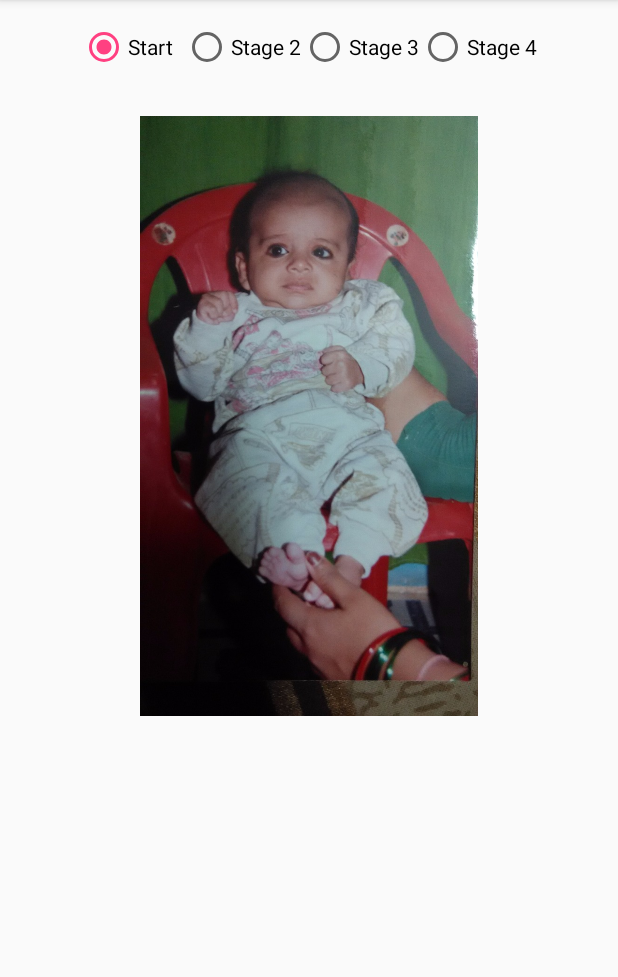
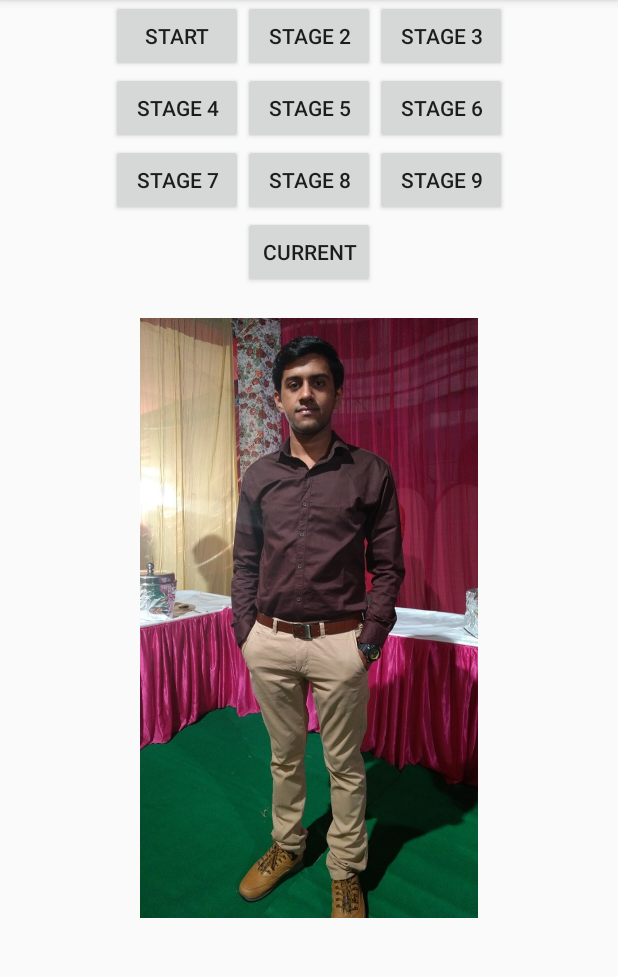
Before and after one commit to chauhankartik1708/Andriod-Development, an Android app: the screen it shows after launch (MainActivity), on a phone screen of 412 x 824 dp, the part 84-1061 px from its top. Run offline under Robolectric (Android 15) with nearby library versions, the phone set to English and light mode, and no system bars.

Commit message:
added new stages

```diff
--- a/Stanford/Transformation/app/src/main/java/com/example/kartiksinghchauhan/transformation/MainActivity.java
+++ b/Stanford/Transformation/app/src/main/java/com/example/kartiksinghchauhan/transformation/MainActivity.java
@@ -4,6 +4,7 @@ import android.support.v7.app.AppCompatActivity;
 import android.os.Bundle;
 import android.view.View;
 import android.widget.ImageView;
+import android.widget.Toast;
 
 public class MainActivity extends AppCompatActivity {
 
@@ -13,20 +14,50 @@ public class MainActivity extends AppCompatActivity {
         setContentView(R.layout.activity_main);
     }
 
-    public void radioClick(View view) {
+    public void Click(View view) {
         ImageView img = (ImageView)findViewById(R.id.picture);
 
         int id = view.getId();
         if(id == R.id.start_button){
             img.setImageResource(R.drawable.start);
+            Toast.makeText(this,"Few Months",Toast.LENGTH_SHORT).show();
         }else if(id == R.id.stage2_button){
             img.setImageResource(R.drawable.stage2);
+            Toast.makeText(this,"1-2yrs",Toast.LENGTH_SHORT).show();
         }
         else if(id == R.id.stage3_button){
             img.setImageResource(R.drawable.stage3);
+            Toast.makeText(this,"11yrs",Toast.LENGTH_SHORT).show();
         }
         else if(id == R.id.stage4_button){
             img.setImageResource(R.drawable.stage4);
+            Toast.makeText(this,"12yrs",Toast.LENGTH_SHORT).show();
         }
+        else if(id == R.id.stage5_button){
+            img.setImageResource(R.drawable.stage5);
+            Toast.makeText(this,"13yrs",Toast.LENGTH_SHORT).show();
+        }
+        else if(id == R.id.stage6_button){
+            img.setImageResource(R.drawable.stage6);
+            Toast.makeText(this,"14yrs",Toast.LENGTH_SHORT).show();
+        }
+        else if(id == R.id.stage7_button){
+            img.setImageResource(R.drawable.class9);
+            Toast.makeText(this,"16yrs",Toast.LENGTH_SHORT).show();
+        }
+        else if(id == R.id.stage8_button){
+            img.setImageResource(R.drawable.stage8);
+            Toast.makeText(this,"18yrs",Toast.LENGTH_SHORT).show();
+        }
+        else if(id == R.id.stage9_button){
+            img.setImageResource(R.drawable.stage9);
+            Toast.makeText(this,"18yrs",Toast.LENGTH_SHORT).show();
+        }
+        else if(id == R.id.current_button){
+            img.setImageResource(R.drawable.current);
+            Toast.makeText(this,"20yrs",Toast.LENGTH_SHORT).show();
+        }
+
+
     }
 }
--- a/Stanford/Transformation/app/src/main/res/layout/activity_main.xml
+++ b/Stanford/Transformation/app/src/main/res/layout/activity_main.xml
@@ -6,50 +6,87 @@
     android:layout_width="match_parent"
     android:layout_height="match_parent"
     tools:context="com.example.kartiksinghchauhan.transformation.MainActivity">
-
-    <RadioGroup
-        android:layout_marginTop="15sp"
+        <GridLayout
+            android:layout_width="wrap_content"
+            android:layout_height="wrap_content"
             android:layout_gravity="center"
-        android:orientation="horizontal"
-        android:layout_width="wrap_content"
-        android:layout_height="wrap_content">
-
-        <RadioButton
+            android:rowCount="3"
+            android:columnCount="3"
+            >
+                <Button
                     android:text="Start"
-            android:checked="true"
                     android:id="@+id/start_button"
-            android:onClick="radioClick"
-            android:layout_marginRight="10px"
+                    android:onClick="Click"
                     android:layout_width="wrap_content"
                     android:layout_height="wrap_content" />
-        <RadioButton
+                <Button
                     android:text="Stage 2"
-            android:checked="false"
                     android:id="@+id/stage2_button"
-            android:onClick="radioClick"
+                    android:onClick="Click"
                     android:layout_width="wrap_content"
                     android:layout_height="wrap_content" />
-        <RadioButton
+                <Button
                     android:text="Stage 3"
-            android:checked="false"
                     android:id="@+id/stage3_button"
-            android:onClick="radioClick"
+                    android:onClick="Click"
                     android:layout_width="wrap_content"
                     android:layout_height="wrap_content" />
-        <RadioButton
+                <Button
                     android:text="Stage 4"
-            android:checked="false"
-            android:onClick="radioClick"
+                    android:onClick="Click"
                     android:id="@+id/stage4_button"
                     android:layout_width="wrap_content"
                     android:layout_height="wrap_content" />
-    </RadioGroup>
+                <Button
+                    android:text="Stage 5"
+                    android:onClick="Click"
+                    android:id="@+id/stage5_button"
+                    android:layout_width="wrap_content"
+                    android:layout_height="wrap_content" />
+                <Button
+                    android:text="Stage 6"
+                    android:onClick="Click"
+                    android:id="@+id/stage6_button"
+                    android:layout_width="wrap_content"
+                    android:layout_height="wrap_content" />
+
+                <Button
+                    android:text="Stage 7"
+                    android:onClick="Click"
+                    android:id="@+id/stage7_button"
+                    android:layout_width="wrap_content"
+                    android:layout_height="wrap_content" />
+                <Button
+                    android:text="Stage 8"
+                    android:onClick="Click"
+                    android:id="@+id/stage8_button"
+                    android:layout_width="wrap_content"
+                    android:layout_height="wrap_content" />
+                <Button
+                    android:text="Stage 9"
+                    android:onClick="Click"
+                    android:id="@+id/stage9_button"
+                    android:layout_width="wrap_content"
+                    android:layout_height="wrap_content" />
+
+        </GridLayout>
+
+        <Button
+            android:text="Current"
+            android:onClick="Click"
+            android:layout_gravity="center"
+            android:id="@+id/current_button"
+            android:layout_width="wrap_content"
+            android:layout_height="wrap_content" />
+
+
+
         <ImageView
             android:id="@+id/picture"
-            android:layout_marginTop="30sp"
+            android:layout_marginTop="20sp"
             android:layout_width="match_parent"
             android:layout_height="400sp"
-            android:src="@drawable/start" />
+            android:src="@drawable/current" />
 
 
 </LinearLayout>
```
Also changed, not shown: Stanford/Transformation/app/src/main/res/drawable/class9.JPG (added), Stanford/Transformation/app/src/main/res/drawable/current.jpg (added), Stanford/Transformation/app/src/main/res/drawable/stage5.jpg (added), Stanford/Transformation/app/src/main/res/drawable/stage6.jpg (added), Stanford/Transformation/app/src/main/res/drawable/stage8.jpg (added), Stanford/Transformation/app/src/main/res/drawable/stage9.jpg (added). Lines whose indentation alone changed are shown as unchanged.
